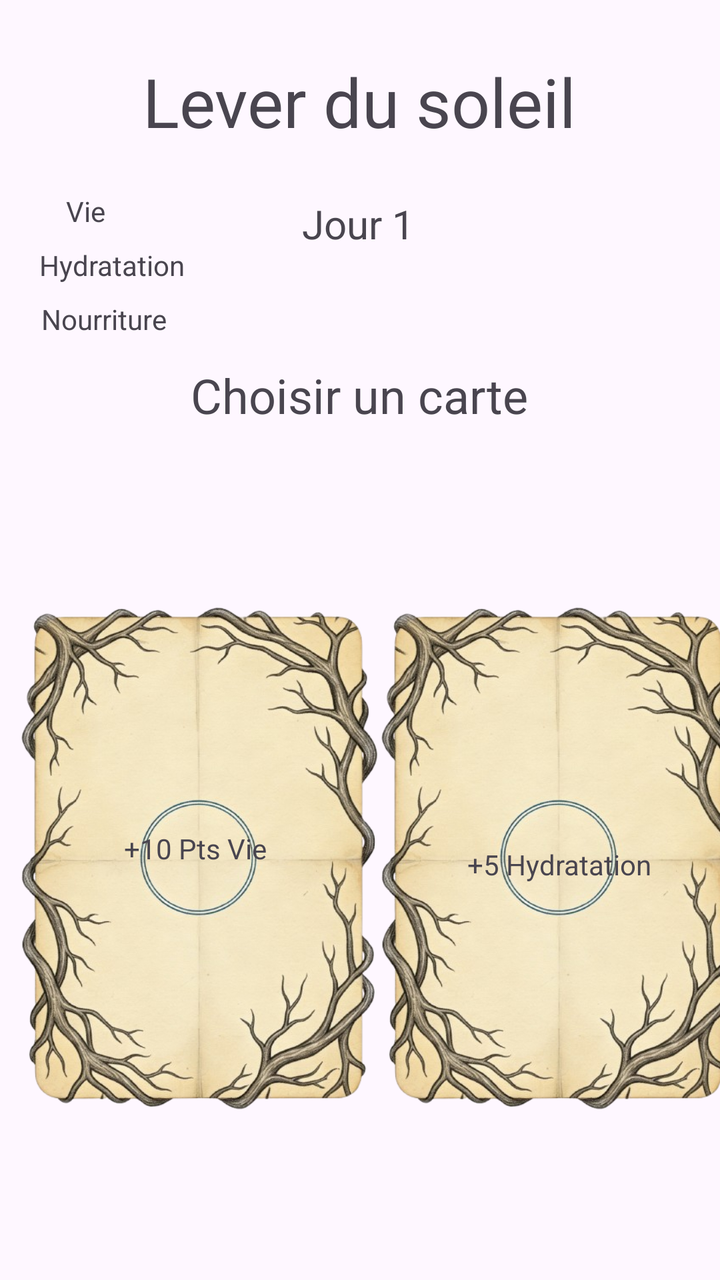
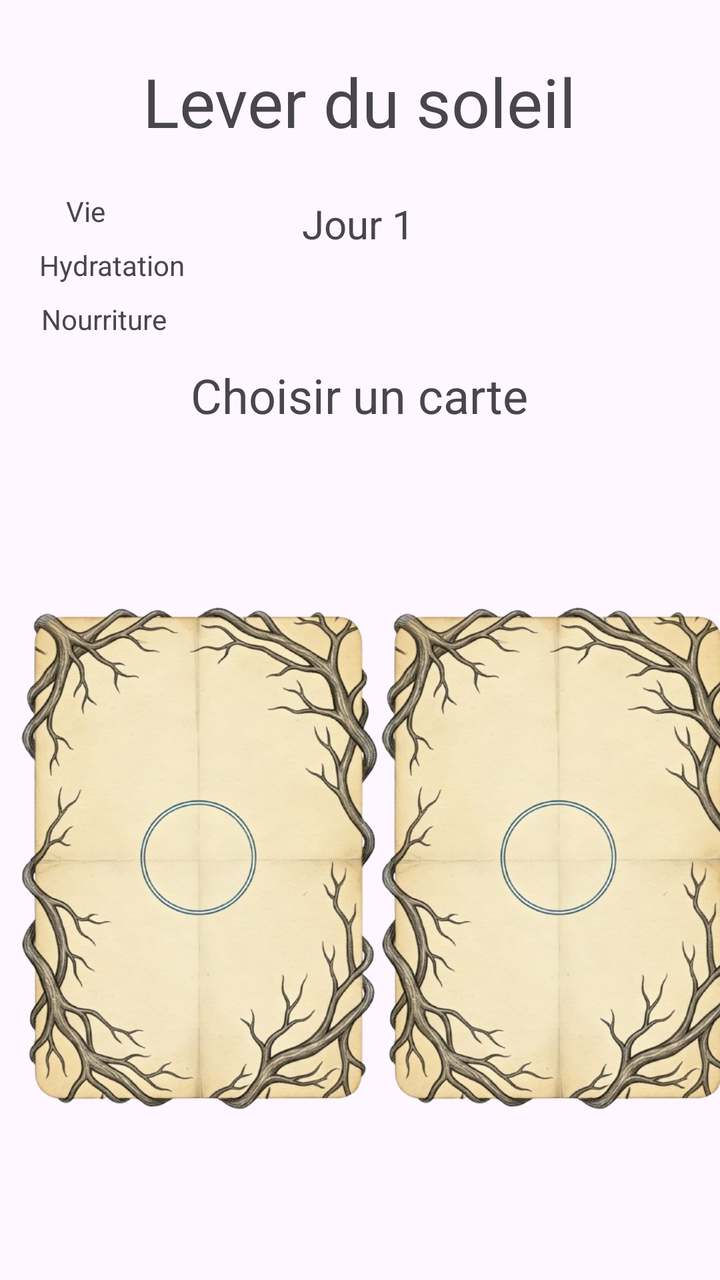

Screens rendered from an Android XML layout before and after an edit, with the pre-edit source and the edit as a unified diff.
<!-- AndroidManifest.xml: application theme Theme.Apocalypse -->
<!-- res/layout/choix_view.xml -->
<?xml version="1.0" encoding="utf-8"?>
<androidx.constraintlayout.widget.ConstraintLayout xmlns:android="http://schemas.android.com/apk/res/android"
    xmlns:app="http://schemas.android.com/apk/res-auto"
    xmlns:tools="http://schemas.android.com/tools"
    android:id="@+id/main"
    android:layout_width="match_parent"
    android:layout_height="match_parent"
    tools:context=".MainActivity">

    <TextView
        android:id="@+id/tvLeverSoleil"
        android:layout_width="wrap_content"
        android:layout_height="wrap_content"
        android:layout_marginTop="28dp"
        android:text="Lever du soleil"
        android:textSize="34sp"
        app:layout_constraintEnd_toEndOf="parent"
        app:layout_constraintHorizontal_bias="0.497"
        app:layout_constraintStart_toStartOf="parent"
        app:layout_constraintTop_toTopOf="parent" />

    <TextView
        android:id="@+id/tvJour"
        android:layout_width="wrap_content"
        android:layout_height="wrap_content"
        android:layout_marginTop="25dp"
        android:text="Jour 1"
        android:textSize="20sp"
        app:layout_constraintEnd_toEndOf="@+id/tvLeverSoleil"
        app:layout_constraintHorizontal_bias="0.497"
        app:layout_constraintStart_toStartOf="@+id/tvLeverSoleil"
        app:layout_constraintTop_toBottomOf="@+id/tvLeverSoleil" />

    <TextView
        android:id="@+id/tvInstruction"
        android:layout_width="wrap_content"
        android:layout_height="wrap_content"
        android:layout_marginTop="56dp"
        android:text="Choisir un carte"
        android:textSize="24sp"
        app:layout_constraintEnd_toEndOf="@+id/tvJour"
        app:layout_constraintHorizontal_bias="0.497"
        app:layout_constraintStart_toStartOf="@+id/tvJour"
        app:layout_constraintTop_toBottomOf="@+id/tvJour" />

    <ImageView
        android:id="@+id/ivCarteBonus1"
        android:layout_width="179dp"
        android:layout_height="261dp"
        android:layout_marginStart="10dp"
        android:layout_marginTop="85dp"
        app:layout_constraintStart_toStartOf="parent"
        app:layout_constraintTop_toBottomOf="@+id/tvInstruction"
        app:srcCompat="@drawable/cartbonus" />

    <ImageView
        android:id="@+id/ivCarteBonus2"
        android:layout_width="179dp"
        android:layout_height="261dp"
        android:layout_marginStart="20dp"
        android:layout_marginTop="85dp"
        android:layout_marginEnd="10dp"
        app:layout_constraintEnd_toEndOf="parent"
        app:layout_constraintStart_toEndOf="@+id/ivCarteBonus1"
        app:layout_constraintTop_toBottomOf="@+id/tvInstruction"
        app:srcCompat="@drawable/cartbonus" />

    <TextView
        android:id="@+id/textView3"
        android:layout_width="wrap_content"
        android:layout_height="wrap_content"
        android:layout_marginTop="116dp"
        android:text="+10 Pts Vie"
        app:layout_constraintEnd_toEndOf="@+id/ivCarteBonus1"
        app:layout_constraintHorizontal_bias="0.485"
        app:layout_constraintStart_toStartOf="@+id/ivCarteBonus1"
        app:layout_constraintTop_toTopOf="@+id/ivCarteBonus1" />

    <TextView
        android:id="@+id/textView4"
        android:layout_width="wrap_content"
        android:layout_height="wrap_content"
        android:layout_marginTop="124dp"
        android:text="+5 Hydratation"
        app:layout_constraintEnd_toEndOf="@+id/ivCarteBonus2"
        app:layout_constraintStart_toStartOf="@+id/ivCarteBonus2"
        app:layout_constraintTop_toTopOf="@+id/ivCarteBonus2" />

    <TextView
        android:id="@+id/tvPtsVie"
        android:layout_width="wrap_content"
        android:layout_height="wrap_content"
        android:layout_marginTop="96dp"
        android:text="Vie"
        app:layout_constraintEnd_toStartOf="@+id/tvJour"
        app:layout_constraintHorizontal_bias="0.252"
        app:layout_constraintStart_toStartOf="parent"
        app:layout_constraintTop_toTopOf="parent" />

    <TextView
        android:id="@+id/tvPtsHydra"
        android:layout_width="wrap_content"
        android:layout_height="wrap_content"
        android:layout_marginTop="8dp"
        android:text="Hydratation"
        app:layout_constraintEnd_toStartOf="@+id/tvJour"
        app:layout_constraintHorizontal_bias="0.252"
        app:layout_constraintStart_toStartOf="parent"
        app:layout_constraintTop_toBottomOf="@+id/tvPtsVie" />

    <TextView
        android:id="@+id/tvPtsSasiete"
        android:layout_width="wrap_content"
        android:layout_height="wrap_content"
        android:layout_marginTop="8dp"
        android:text="Nourriture"
        app:layout_constraintEnd_toStartOf="@+id/tvJour"
        app:layout_constraintHorizontal_bias="0.233"
        app:layout_constraintStart_toStartOf="parent"
        app:layout_constraintTop_toBottomOf="@+id/tvPtsHydra" />

</androidx.constraintlayout.widget.ConstraintLayout>
<!-- resources referenced by this layout -->
<resources>
  <!-- drawable cartbonus: png bitmap (drawable, 444758 bytes) -->
  <style name="Theme.Apocalypse" parent="Base.Theme.Apocalypse" />
  <style name="Base.Theme.Apocalypse" parent="Theme.Material3.DayNight.NoActionBar">
          
          
      </style>
</resources>

<!-- the commit's change to res/layout/choix_view.xml (unified diff, before → after) -->
@@ -66,27 +66,6 @@
         app:srcCompat="@drawable/cartbonus" />
 
     <TextView
-        android:id="@+id/textView3"
-        android:layout_width="wrap_content"
-        android:layout_height="wrap_content"
-        android:layout_marginTop="116dp"
-        android:text="+10 Pts Vie"
-        app:layout_constraintEnd_toEndOf="@+id/ivCarteBonus1"
-        app:layout_constraintHorizontal_bias="0.485"
-        app:layout_constraintStart_toStartOf="@+id/ivCarteBonus1"
-        app:layout_constraintTop_toTopOf="@+id/ivCarteBonus1" />
-
-    <TextView
-        android:id="@+id/textView4"
-        android:layout_width="wrap_content"
-        android:layout_height="wrap_content"
-        android:layout_marginTop="124dp"
-        android:text="+5 Hydratation"
-        app:layout_constraintEnd_toEndOf="@+id/ivCarteBonus2"
-        app:layout_constraintStart_toStartOf="@+id/ivCarteBonus2"
-        app:layout_constraintTop_toTopOf="@+id/ivCarteBonus2" />
-
-    <TextView
         android:id="@+id/tvPtsVie"
         android:layout_width="wrap_content"
         android:layout_height="wrap_content"
